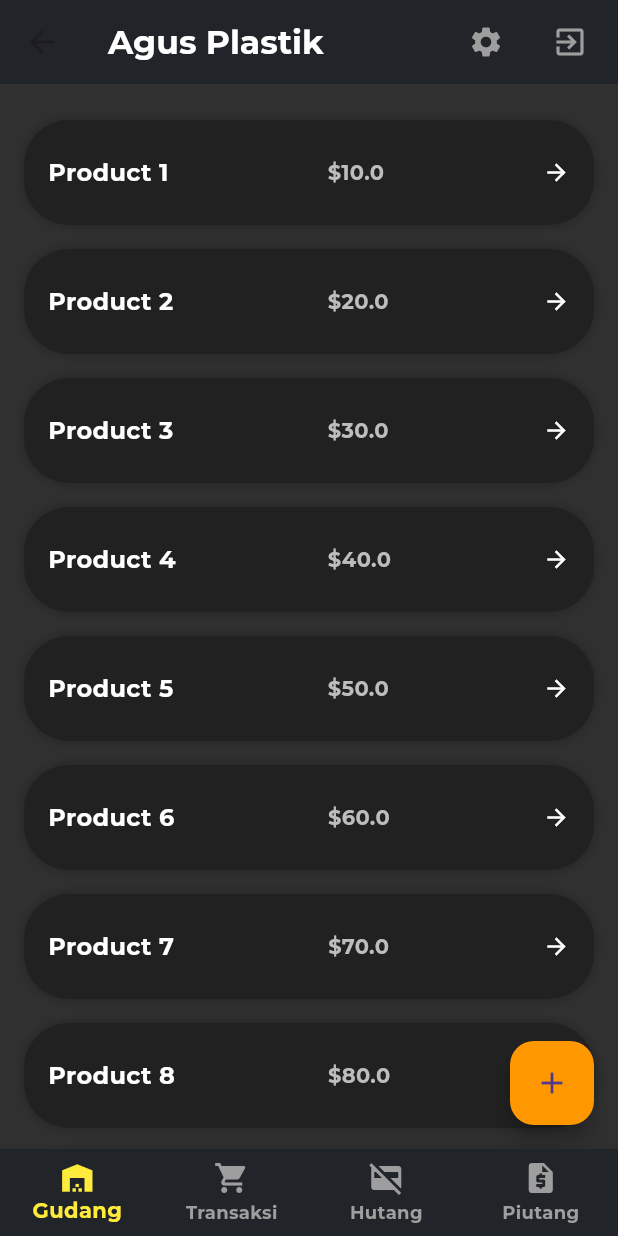
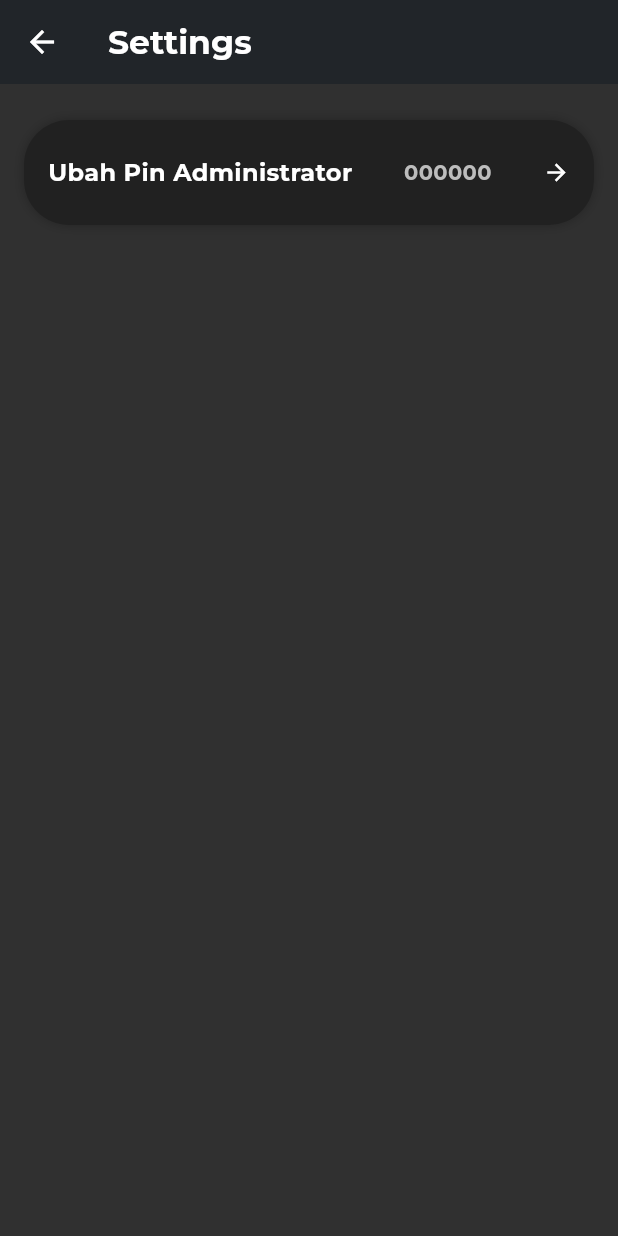
Before and after one commit to DimasAnjayMabar/test1, a Flutter app: the NotesPage screen opened by its route, after a tap on the "settings" icon, on a phone screen of 412 x 824 dp. Run offline on Flutter 3.47's test engine with Material 3 defaults, Android fonts, the phone set to English and light mode, and no system bars; project files that could hold a hidden picture were left out.

Commit message:
adding basic systemation

```diff
--- a/lib/HomePage.dart
+++ b/lib/HomePage.dart
@@ -1,18 +1,22 @@
 import 'package:flutter/material.dart';
+import 'package:flutter/services.dart';
 import 'package:test1/list_loader/BuildGudang.dart';
 import 'package:test1/list_loader/BuildHutang.dart';
 import 'package:test1/list_loader/BuildPiutang.dart';
 import 'package:test1/list_loader/BuildTransaksi.dart';
+import 'package:test1/list_loader/SettingsPage.dart';
+import 'package:test1/popups/ExitPopup.dart';
 
 class NotesPage extends StatefulWidget {
   @override
   _NotesPageState createState() => _NotesPageState();
 }
 
-class _NotesPageState extends State<NotesPage> with SingleTickerProviderStateMixin {
+class _NotesPageState extends State<NotesPage>
+    with SingleTickerProviderStateMixin {
   TabController? _tabController;
+  final FocusNode _focusNode = FocusNode();
 
-  // Track active icons based on the tab index
   int _selectedIndex = 0;
 
   @override
@@ -21,6 +25,12 @@ class _NotesPageState extends State<NotesPage> with SingleTickerProviderStateMix
     // Initialize TabController for managing tabs
     _tabController = TabController(length: 4, vsync: this);
     _tabController?.addListener(_onTabChanged);
+  }
+
+  @override
+  void didChangeDependencies() {
+    super.didChangeDependencies();
+    _focusNode.requestFocus(); // Request focus to enable key listener
   }
 
   // Update the selected index based on tab change
@@ -33,6 +43,7 @@ class _NotesPageState extends State<NotesPage> with SingleTickerProviderStateMix
   @override
   void dispose() {
     _tabController?.dispose();
+    _focusNode.dispose();
     super.dispose();
   }
 
@@ -44,23 +55,36 @@ class _NotesPageState extends State<NotesPage> with SingleTickerProviderStateMix
         title: Text('Agus Plastik',
             style: TextStyle(color: Colors.white, fontWeight: FontWeight.bold)),
         backgroundColor: Color(0xFF212529),
+        iconTheme: IconThemeData(color: Colors.white),
         actions: [
           IconButton(
             icon: Icon(Icons.settings),
             color: Colors.grey,
-            onPressed: (){
+            onPressed: () {
+              Navigator.push(context,
+                  MaterialPageRoute(builder: (context) => Settingspage()));
             },
           ),
           SizedBox(width: 8),
-          IconButton(
-            icon: Icon(Icons.exit_to_app),
-            color: Colors.grey,
-            onPressed: (){
+          RawKeyboardListener(
+            focusNode: _focusNode,
+            onKey: (RawKeyEvent event) {
+              if (event is RawKeyDownEvent &&
+                  event.logicalKey == LogicalKeyboardKey.escape) {
+                Exitpopup.showExitPopup(
+                    context); // Trigger popup on Escape key press
+              }
             },
+            child: IconButton(
+              icon: Icon(Icons.exit_to_app),
+              color: Colors.grey,
+              onPressed: () {
+                Exitpopup.showExitPopup(context);
+              },
+            ),
           ),
           SizedBox(width: 8),
         ],
-
       ),
       body: TabBarView(
         controller: _tabController,
@@ -81,7 +105,7 @@ class _NotesPageState extends State<NotesPage> with SingleTickerProviderStateMix
           setState(() {
             _selectedIndex = index;
           });
-          _tabController?.animateTo(index); // Change the tab when a bottom button is clicked
+          _tabController?.animateTo(index);
         },
         items: [
           BottomNavigationBarItem(
@@ -89,7 +113,7 @@ class _NotesPageState extends State<NotesPage> with SingleTickerProviderStateMix
                 color: _selectedIndex == 0 ? Colors.yellow : Colors.grey[500]),
             label: 'Gudang',
           ),
-          BottomNavigationBarItem (
+          BottomNavigationBarItem(
             icon: Icon(Icons.shopping_cart,
                 color: _selectedIndex == 1 ? Colors.yellow : Colors.grey[500]),
             label: 'Transaksi',
--- /dev/null
+++ b/lib/list_loader/SettingsPage.dart
@@ -0,0 +1,176 @@
+import 'package:flutter/material.dart';
+import 'package:flutter/services.dart';
+import 'package:test1/HomePage.dart'; // Make sure this page is correct
+
+class Settingspage extends StatefulWidget {
+  const Settingspage({super.key});
+
+  @override
+  _SettingspageState createState() => _SettingspageState();
+}
+
+class _SettingspageState extends State<Settingspage> {
+  final FocusNode _focusNode = FocusNode();
+
+  @override
+  void initState() {
+    super.initState();
+    // Explicitly request focus for the FocusNode
+    _focusNode.requestFocus();
+  }
+
+  @override
+  void dispose() {
+    _focusNode.dispose();
+    super.dispose();
+  }
+
+  @override
+  Widget build(BuildContext context) {
+    return Scaffold(
+      backgroundColor: Colors.grey[850],
+      appBar: AppBar(
+        title: Text(
+          'Settings',
+          style: TextStyle(color: Colors.white, fontWeight: FontWeight.bold),
+        ),
+        backgroundColor: Color(0xFF212529),
+        iconTheme: IconThemeData(color: Colors.white),
+        actions: [],
+      ),
+      body: RawKeyboardListener(
+        focusNode: _focusNode,  // Ensure the FocusNode is passed here
+        onKey: (RawKeyEvent event) {
+          // Handle the Escape key press
+          if (event is RawKeyDownEvent) {
+            if (event.logicalKey == LogicalKeyboardKey.escape) {
+              // Navigate to NotesPage when Escape is pressed
+              Navigator.pushAndRemoveUntil(
+  context,
+  MaterialPageRoute(builder: (context) => NotesPage()),
+  (Route<dynamic> route) => false, // Removes all routes until the NotesPage
+);
+
+            }
+          }
+        },
+        child: SingleChildScrollView(
+          padding: EdgeInsets.all(16),
+          physics: BouncingScrollPhysics(), // Enable bounce effect
+          child: Column(
+            children: [
+              // Only one product card here
+              ProductCard(name: 'Ubah Pin Administrator', price: '000000'),
+            ],
+          ),
+        ),
+      ),
+    );
+  }
+}
+
+class ProductCard extends StatefulWidget {
+  final String name;
+  final String price;
+
+  const ProductCard({super.key, required this.name, required this.price});
+
+  @override
+  _ProductCardState createState() => _ProductCardState();
+}
+
+class _ProductCardState extends State<ProductCard> {
+  bool _isHovered = false;
+  bool _isPressed = false;
+
+  void _handleTap() {
+    setState(() {
+      _isPressed = true;
+    });
+
+    // Briefly reset the press state to create a tap effect
+    Future.delayed(Duration(milliseconds: 100), () {
+      if (mounted) {
+        setState(() {
+          _isPressed = false;
+        });
+      }
+    });
+
+    // Action when card is clicked
+    print('Card tapped!');
+  }
+
+  @override
+  Widget build(BuildContext context) {
+    return GestureDetector(
+      onTap: _handleTap,
+      onTapDown: (_) {
+        setState(() {
+          _isPressed = true;
+        });
+      },
+      onTapUp: (_) {
+        setState(() {
+          _isPressed = false;
+        });
+      },
+      onTapCancel: () {
+        setState(() {
+          _isPressed = false;
+        });
+      },
+      child: MouseRegion(
+        onEnter: (_) {
+          setState(() {
+            _isHovered = true;
+          });
+        },
+        onExit: (_) {
+          setState(() {
+            _isHovered = false;
+          });
+        },
+        child: AnimatedContainer(
+          duration: Duration(milliseconds: 300),
+          margin: EdgeInsets.symmetric(vertical: 8),
+          width: double.infinity,
+          height: 70,
+          padding: EdgeInsets.symmetric(horizontal: 16),
+          decoration: BoxDecoration(
+            color: _isPressed
+                ? Colors.yellow[700]
+                : (_isHovered ? Colors.orange[700] : Colors.grey[900]),
+            borderRadius: BorderRadius.circular(30),
+            boxShadow: [
+              BoxShadow(
+                color: _isHovered ? Colors.orange[300]! : Colors.black26,
+                blurRadius: 6,
+                spreadRadius: _isHovered ? 2 : 0,
+              ),
+            ],
+          ),
+          child: Row(
+            mainAxisAlignment: MainAxisAlignment.spaceBetween,
+            children: [
+              Text(
+                widget.name,
+                style: TextStyle(fontSize: 16, fontWeight: FontWeight.bold, color: Colors.white),
+                overflow: TextOverflow.ellipsis,
+              ),
+              Text(
+                widget.price,
+                style: TextStyle(fontSize: 14, color: Colors.grey[400]),
+              ),
+              Icon(
+                Icons.arrow_forward,
+                color: Colors.white,
+                size: 18,
+              ),
+            ],
+          ),
+        ),
+      ),
+    );
+  }
+}
```
Also changed, not shown: lib/WelcomePage.dart (+54 -22 lines), lib/popups/ExitPopup.dart (added, +70 -0 lines).
